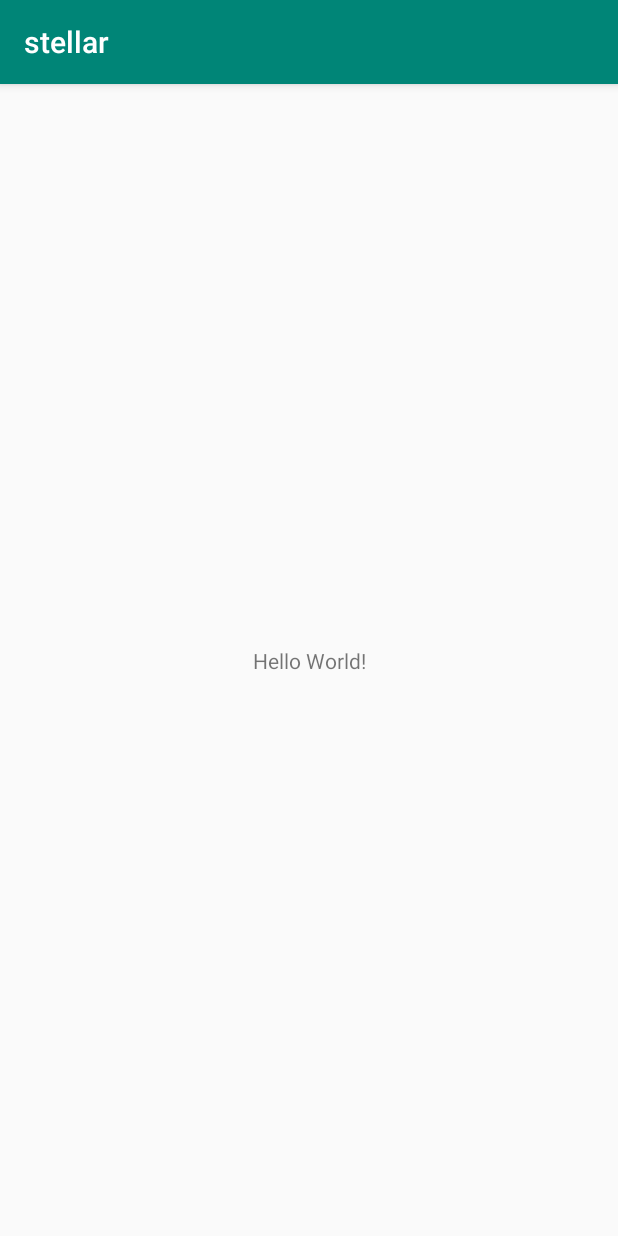
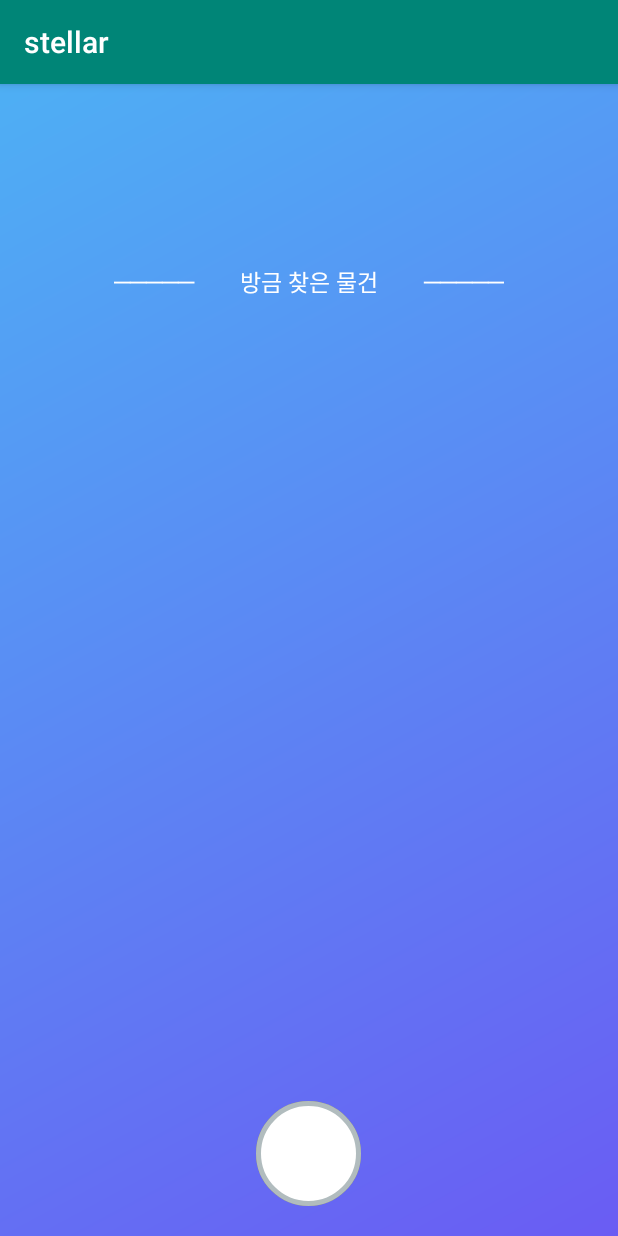
Before and after one commit to kimjisub/Luna-NaiClova, an Android app: the screen it shows after launch (MainActivity), on a phone screen of 412 x 824 dp. Run offline under Robolectric (Android 15) with nearby library versions, the phone set to English and light mode, and no system bars; our stand-ins replace Firebase (no records; nobody signed in at launch, a user with empty details on screens opened directly); libraries missing offline, so code that uses them is left out: com.gun0912.tedpermission; 1 statement that could not run was skipped.

Commit message:
빌드까진 끝

```diff
--- a/android/app/src/main/AndroidManifest.xml
+++ b/android/app/src/main/AndroidManifest.xml
@@ -1,6 +1,10 @@
 <?xml version="1.0" encoding="utf-8"?>
 <manifest xmlns:android="http://schemas.android.com/apk/res/android"
           package="com.lunacoding.stellar">
+
+
+    <uses-permission android:name="android.permission.INTERNET"/>
+    <uses-permission android:name="android.permission.RECORD_AUDIO"/>
 
     <application
             android:allowBackup="true"
--- a/android/app/src/main/java/com/lunacoding/stellar/MainActivity.kt
+++ /dev/null
@@ -1,12 +0,0 @@
-package com.lunacoding.stellar
-
-import android.support.v7.app.AppCompatActivity
-import android.os.Bundle
-
-class MainActivity : AppCompatActivity() {
-
-    override fun onCreate(savedInstanceState: Bundle?) {
-        super.onCreate(savedInstanceState)
-        setContentView(R.layout.activity_main)
-    }
-}
--- /dev/null
+++ b/android/app/src/main/res/drawable/gradation.xml
@@ -0,0 +1,19 @@
+<?xml version="1.0" encoding="utf-8"?>
+<shape xmlns:android="http://schemas.android.com/apk/res/android">
+
+
+	<gradient
+	    android:angle="135"
+	    android:endColor="#4eaff4"
+	    android:startColor="#6a5cf3"/>
+
+	<!--
+	#607fe8
+
+	<gradient
+	    android:angle="135"
+	    android:centerColor="#ec3cbd"
+	    android:centerY="0.5"
+	    android:endColor="#7a27a1"
+	    android:startColor="#f7c3e8"/>-->
+</shape>
--- /dev/null
+++ b/android/app/src/main/res/drawable/status_1_waiting.xml
@@ -0,0 +1,13 @@
+<?xml version="1.0" encoding="UTF-8"?>
+<shape xmlns:android="http://schemas.android.com/apk/res/android">
+	<solid android:color="#FFFFFF"/>
+	<stroke
+	    android:width="3dp"
+	    android:color="#B1BCBE"/>
+	<corners android:radius="1000dp"/>
+	<padding
+	    android:bottom="0dp"
+	    android:left="0dp"
+	    android:right="0dp"
+	    android:top="0dp"/>
+</shape>
--- /dev/null
+++ b/android/app/src/main/res/drawable/status_2_start.xml
@@ -0,0 +1,13 @@
+<?xml version="1.0" encoding="UTF-8"?>
+<shape xmlns:android="http://schemas.android.com/apk/res/android">
+	<solid android:color="#aaaaaa"/>
+	<stroke
+	    android:width="3dp"
+	    android:color="#888888"/>
+	<corners android:radius="1000dp"/>
+	<padding
+	    android:bottom="0dp"
+	    android:left="0dp"
+	    android:right="0dp"
+	    android:top="0dp"/>
+</shape>
--- /dev/null
+++ b/android/app/src/main/res/drawable/status_3_listning.xml
@@ -0,0 +1,13 @@
+<?xml version="1.0" encoding="UTF-8"?>
+<shape xmlns:android="http://schemas.android.com/apk/res/android">
+	<solid android:color="#aaaaaa"/>
+	<stroke
+	    android:width="3dp"
+	    android:color="#888888"/>
+	<corners android:radius="1000dp"/>
+	<padding
+	    android:bottom="0dp"
+	    android:left="0dp"
+	    android:right="0dp"
+	    android:top="0dp"/>
+</shape>
--- a/android/app/src/main/res/layout/activity_main.xml
+++ b/android/app/src/main/res/layout/activity_main.xml
@@ -1,19 +1,152 @@
 <?xml version="1.0" encoding="utf-8"?>
-<android.support.constraint.ConstraintLayout
+<RelativeLayout
 	xmlns:android="http://schemas.android.com/apk/res/android"
 	xmlns:tools="http://schemas.android.com/tools"
-        xmlns:app="http://schemas.android.com/apk/res-auto"
 	android:layout_width="match_parent"
 	android:layout_height="match_parent"
-        tools:context=".MainActivity">
+	android:background="@drawable/gradation"
+	tools:context="com.lunacoding.stellar.MainActivityasdf">
+
+	<LinearLayout
+		android:layout_width="match_parent"
+		android:layout_height="wrap_content"
+		android:layout_marginTop="120dp"
+		android:gravity="center"
+		android:orientation="vertical">
 
 		<TextView
 			android:layout_width="wrap_content"
 			android:layout_height="wrap_content"
-            android:text="Hello World!"
-            app:layout_constraintBottom_toBottomOf="parent"
-            app:layout_constraintLeft_toLeftOf="parent"
-            app:layout_constraintRight_toRightOf="parent"
-            app:layout_constraintTop_toTopOf="parent"/>
+			android:layout_marginBottom="20dp"
+			android:text="─────　　방금 찾은 물건　　─────"
+			android:textColor="#FFFF"
+			android:textSize="15dp"/>
 
-</android.support.constraint.ConstraintLayout>
+		<TextView
+			android:id="@+id/TV_obj1"
+			android:layout_width="wrap_content"
+			android:layout_height="wrap_content"
+			android:layout_marginTop="3dp"
+			android:text=""
+			android:textColor="#FFFF"
+			android:textSize="40dp"/>
+
+		<TextView
+			android:id="@+id/TV_obj2"
+			android:layout_width="wrap_content"
+			android:layout_height="wrap_content"
+			android:layout_marginTop="3dp"
+			android:text=""
+			android:textColor="#AFFF"
+			android:textSize="37dp"/>
+
+		<TextView
+			android:id="@+id/TV_obj3"
+			android:layout_width="wrap_content"
+			android:layout_height="wrap_content"
+			android:layout_marginTop="3dp"
+			android:text=""
+			android:textColor="#6FFF"
+			android:textSize="34dp"/>
+	</LinearLayout>
+
+	<LinearLayout
+		android:id="@+id/LL_serchui"
+		android:layout_width="match_parent"
+		android:layout_height="wrap_content"
+		android:layout_marginTop="550dp"
+		android:alpha="0"
+		android:gravity="center"
+		android:orientation="vertical">
+
+		<TextView
+			android:layout_width="wrap_content"
+			android:layout_height="wrap_content"
+			android:layout_marginBottom="20dp"
+			android:text="─────　　검색중　　─────"
+			android:textColor="#FFFF"
+			android:textSize="15dp"/>
+
+		<TextView
+			android:id="@+id/TV_search"
+			android:layout_width="wrap_content"
+			android:layout_height="wrap_content"
+			android:layout_marginTop="3dp"
+			android:text="드라이기가 어딨더라"
+			android:textColor="#FFFF"
+			android:textSize="30dp"/>
+	</LinearLayout>
+
+
+	<TextView
+		android:id="@+id/TV_alert"
+		android:layout_width="match_parent"
+		android:layout_height="wrap_content"
+		android:layout_marginTop="400dp"
+		android:alpha="0"
+		android:background="#3000"
+		android:gravity="center"
+		android:padding="10dp"
+		android:text="찾을 수 없습니다."
+		android:textColor="#FFFF"
+		android:textSize="30dp"/>
+
+	<ScrollView
+		android:layout_width="match_parent"
+		android:layout_height="match_parent"
+		android:alpha="0">
+
+		<LinearLayout
+			android:layout_width="match_parent"
+			android:layout_height="wrap_content"
+			android:orientation="vertical">
+
+			<TextView
+				android:id="@+id/TV_log"
+				android:layout_width="wrap_content"
+				android:layout_height="wrap_content"/>
+		</LinearLayout>
+	</ScrollView>
+
+
+	<View
+		android:id="@+id/V_back"
+		android:layout_width="match_parent"
+		android:layout_height="match_parent"
+		android:alpha="0"
+		android:background="#a000"/>
+
+	<RelativeLayout
+		android:layout_width="wrap_content"
+		android:layout_height="wrap_content"
+		android:layout_alignParentBottom="true"
+		android:layout_centerHorizontal="true"
+		android:layout_margin="20dp">
+
+		<ImageView
+			android:id="@+id/IV_status_3_listning"
+			android:layout_width="70dp"
+			android:layout_height="70dp"
+			android:background="@drawable/status_3_listning"/>
+
+		<ImageView
+			android:id="@+id/IV_status_2_start"
+			android:layout_width="70dp"
+			android:layout_height="70dp"
+			android:background="@drawable/status_2_start"/>
+
+		<ImageView
+			android:id="@+id/IV_status_1_waiting"
+			android:layout_width="70dp"
+			android:layout_height="70dp"
+			android:background="@drawable/status_1_waiting"/>
+	</RelativeLayout>
+
+	<View
+		android:id="@+id/V_button"
+		android:layout_width="120dp"
+		android:layout_height="120dp"
+		android:layout_alignParentBottom="true"
+		android:layout_centerHorizontal="true"/>
+
+</RelativeLayout>
--- a/android/build.gradle
+++ b/android/build.gradle
@@ -9,9 +9,7 @@ buildscript {
 	dependencies {
 		classpath 'com.android.tools.build:gradle:3.2.1'
 		classpath "org.jetbrains.kotlin:kotlin-gradle-plugin:$kotlin_version"
-
-        // NOTE: Do not place your application dependencies here; they belong
-        // in the individual module build.gradle files
+		classpath 'com.google.gms:google-services:4.0.1'
 	}
 }
 
```
Also changed, not shown: android/app/build.gradle (+12 -5 lines), android/app/src/main/java/com/lunacoding/stellar/MainActivity.java (added, +384 -0 lines), android/app/src/main/java/com/lunacoding/stellar/fbData.java (added, +49 -0 lines), android/app/src/main/res/drawable/ic_launcher_background.xml (+5 -5 lines), 1 other file. Lines whose indentation alone changed are shown as unchanged.
